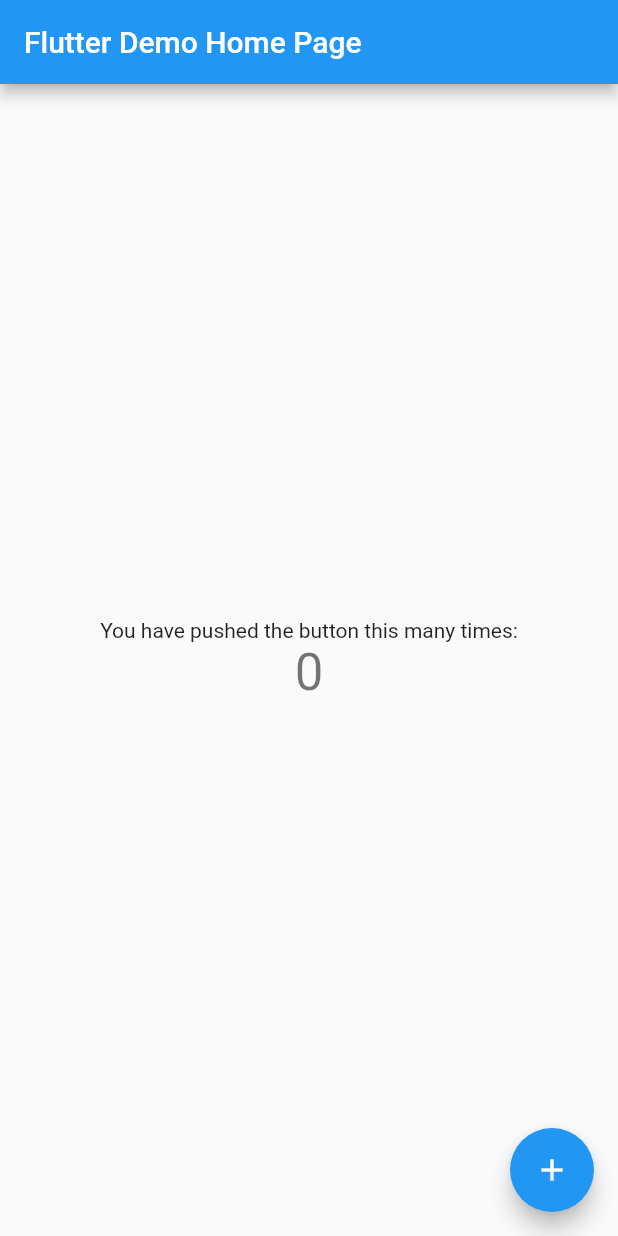
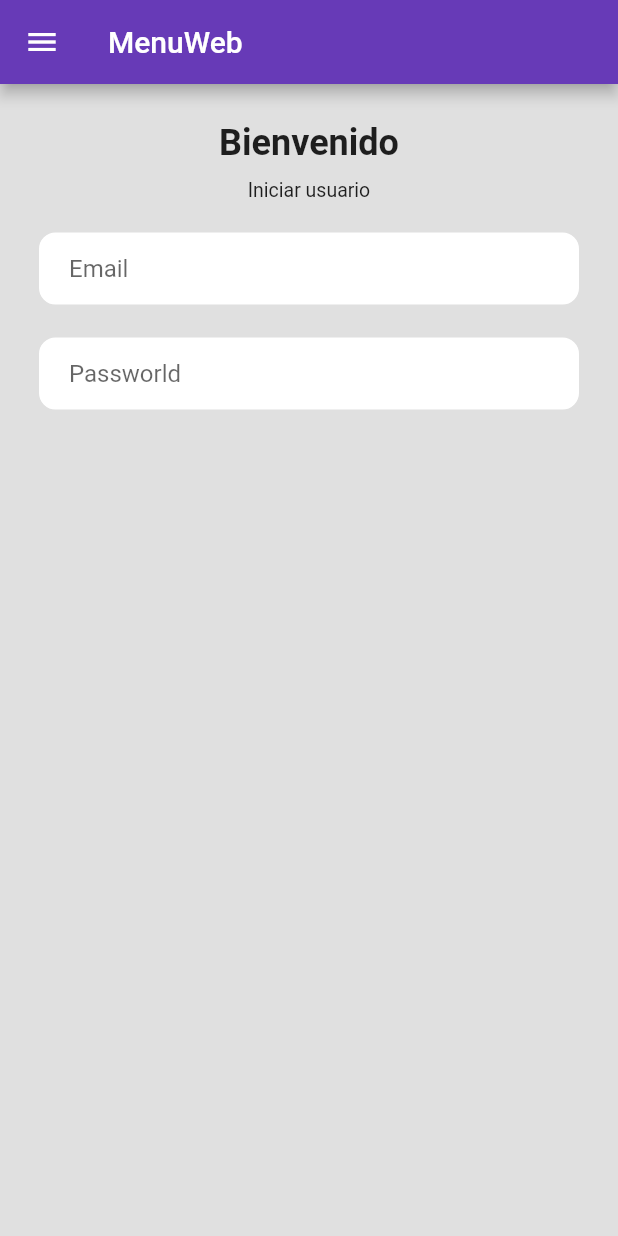
Before and after one commit to AKBiofrost/MenuWebFlutter, a Flutter app: the screen it shows after launch, on a phone screen of 412 x 824 dp. Run offline on Flutter 3.47's test engine with Material 2 defaults, Android fonts, the phone set to English and light mode, and no system bars; drawn by our look-alikes of hidden_drawer_menu; our stand-ins replace firebase_core; accounts and stored records are empty.

Commit message:
esqueleto y login

```diff
--- /dev/null
+++ b/lib/hidden_drawer_menu.dart
@@ -0,0 +1,93 @@
+import 'package:flutter/material.dart';
+import 'package:hidden_drawer_menu/hidden_drawer_menu.dart';
+import 'package:menuweb/src/page/Menu.dart';
+import 'package:menuweb/src/page/first.dart';
+import 'package:menuweb/src/page/home.dart';
+
+void main() => runApp(MyApp());
+
+class MyApp extends StatelessWidget {
+  @override
+  Widget build(BuildContext context) {
+    return MaterialApp(
+      theme: ThemeData(
+        primarySwatch: Colors.deepPurple,
+      ),
+      home: Home(),
+    );
+  }
+}
+
+class HiddenDrawer extends StatefulWidget {
+   const HiddenDrawer({Key? key}) : super(key: key);
+
+  @override
+  State <HiddenDrawer> createState() => _HiddenDrawerState();
+
+}
+
+class _HiddenDrawerState extends State<HiddenDrawer> {
+
+  List<ScreenHiddenDrawer> _page=[];
+
+  void initState(){
+
+    super.initState();
+
+    _page = [
+      ScreenHiddenDrawer(
+        ItemHiddenMenu(
+          name:'MenuWeb ',
+          baseStyle: TextStyle( fontWeight: FontWeight.bold,
+              color: Colors.white
+          ),
+            selectedStyle: TextStyle(),
+          colorLineSelected: Colors.white
+        ),
+        Home(),
+
+      ),
+
+      ScreenHiddenDrawer(
+        ItemHiddenMenu(
+          name:'Menu ',
+          baseStyle: TextStyle( fontWeight: FontWeight.bold,
+              color: Colors.white
+          ),
+          selectedStyle: TextStyle(),
+            colorLineSelected: Colors.white
+        ),
+        Menu(),
+      ),
+      ScreenHiddenDrawer(
+        ItemHiddenMenu(
+          name:'clientes',
+          baseStyle: TextStyle( fontWeight: FontWeight.bold,
+          color: Colors.white
+          ),
+          selectedStyle: TextStyle(),
+            colorLineSelected: Colors.white
+
+        ),
+        FirstPage(),
+      ),
+
+  ];
+    }
+
+  @override
+  Widget build(BuildContext context) {
+
+    return HiddenDrawerMenu(
+        screens: _page,
+        backgroundColorMenu: Colors.deepPurpleAccent.shade400 ,
+        initPositionSelected: 0,
+      slidePercent: 35,
+      contentCornerRadius: 40,
+      boxShadow: [],
+
+    );
+
+  }
+
+  }
--- a/lib/main.dart
+++ b/lib/main.dart
@@ -1,115 +1,20 @@
+
 import 'package:flutter/material.dart';
+import 'package:menuweb/hidden_drawer_menu.dart';
+//import 'package:sidebar/src/pages/home.dart';
 
-void main() {
-  runApp(const MyApp());
-}
+void main() => runApp(MyApp());
 
 class MyApp extends StatelessWidget {
   const MyApp({super.key});
 
-  // This widget is the root of your application.
   @override
   Widget build(BuildContext context) {
     return MaterialApp(
-      title: 'Flutter Demo',
-      theme: ThemeData(
-        // This is the theme of your application.
-        //
-        // Try running your application with "flutter run". You'll see the
-        // application has a blue toolbar. Then, without quitting the app, try
-        // changing the primarySwatch below to Colors.green and then invoke
-        // "hot reload" (press "r" in the console where you ran "flutter run",
-        // or simply save your changes to "hot reload" in a Flutter IDE).
-        // Notice that the counter didn't reset back to zero; the application
-        // is not restarted.
-        primarySwatch: Colors.blue,
-      ),
-      home: const MyHomePage(title: 'Flutter Demo Home Page'),
+        debugShowCheckedModeBanner: false,
+        title: 'Material App',
+        home: HiddenDrawer(),
+        theme: ThemeData(primarySwatch: Colors.deepPurple),
     );
   }
 }
-
-class MyHomePage extends StatefulWidget {
-  const MyHomePage({super.key, required this.title});
-
-  // This widget is the home page of your application. It is stateful, meaning
-  // that it has a State object (defined below) that contains fields that affect
-  // how it looks.
-
-  // This class is the configuration for the state. It holds the values (in this
-  // case the title) provided by the parent (in this case the App widget) and
-  // used by the build method of the State. Fields in a Widget subclass are
-  // always marked "final".
-
-  final String title;
-
-  @override
-  State<MyHomePage> createState() => _MyHomePageState();
-}
-
-class _MyHomePageState extends State<MyHomePage> {
-  int _counter = 0;
-
-  void _incrementCounter() {
-    setState(() {
-      // This call to setState tells the Flutter framework that something has
-      // changed in this State, which causes it to rerun the build method below
-      // so that the display can reflect the updated values. If we changed
-      // _counter without calling setState(), then the build method would not be
-      // called again, and so nothing would appear to happen.
-      _counter++;
-    });
-  }
-
-  @override
-  Widget build(BuildContext context) {
-    // This method is rerun every time setState is called, for instance as done
-    // by the _incrementCounter method above.
-    //
-    // The Flutter framework has been optimized to make rerunning build methods
-    // fast, so that you can just rebuild anything that needs updating rather
-    // than having to individually change instances of widgets.
-    return Scaffold(
-      appBar: AppBar(
-        // Here we take the value from the MyHomePage object that was created by
-        // the App.build method, and use it to set our appbar title.
-        title: Text(widget.title),
-      ),
-      body: Center(
-        // Center is a layout widget. It takes a single child and positions it
-        // in the middle of the parent.
-        child: Column(
-          // Column is also a layout widget. It takes a list of children and
-          // arranges them vertically. By default, it sizes itself to fit its
-          // children horizontally, and tries to be as tall as its parent.
-          //
-          // Invoke "debug painting" (press "p" in the console, choose the
-          // "Toggle Debug Paint" action from the Flutter Inspector in Android
-          // Studio, or the "Toggle Debug Paint" command in Visual Studio Code)
-          // to see the wireframe for each widget.
-          //
-          // Column has various properties to control how it sizes itself and
-          // how it positions its children. Here we use mainAxisAlignment to
-          // center the children vertically; the main axis here is the vertical
-          // axis because Columns are vertical (the cross axis would be
-          // horizontal).
-          mainAxisAlignment: MainAxisAlignment.center,
-          children: <Widget>[
-            const Text(
-              'You have pushed the button this many times:',
-            ),
-            Text(
-              '$_counter',
-              style: Theme.of(context).textTheme.headline4,
-            ),
-          ],
-        ),
-      ),
-      floatingActionButton: FloatingActionButton(
-        onPressed: _incrementCounter,
-        tooltip: 'Increment',
-        child: const Icon(Icons.add),
-      ), // This trailing comma makes auto-formatting nicer for build methods.
-    );
-  }
-}
--- /dev/null
+++ b/lib/src/page/home.dart
@@ -0,0 +1,97 @@
+import 'package:flutter/material.dart';
+
+
+class Home extends StatefulWidget{
+  const Home({Key? key}): super(key:key);
+
+  @override
+  State<Home> createState()=>_HomeState();
+
+}
+
+class _HomeState extends State <Home>{
+
+  @override
+
+  Widget build(BuildContext context){
+
+    return Scaffold(
+        backgroundColor: Colors.grey.shade300,
+        body: SafeArea(
+            child: Center(
+              child: Column(
+                children: [
+                  SizedBox(height: 25,),
+
+                  Text('Bienvenido',
+                    style: TextStyle(
+                      fontWeight: FontWeight.bold,
+                      fontSize: 24,
+                    ),
+                  ),
+                  SizedBox(height: 10,),
+                  Text('Iniciar usuario',
+                    style: TextStyle(
+                      fontWeight: FontWeight.normal,
+                      fontSize: 13,
+                    ),
+                  ),
+                  SizedBox(height: 20,),
+                  Padding(
+                    padding: const EdgeInsets.symmetric(horizontal:25),
+                    child: Container(
+                      decoration: BoxDecoration(
+                        color: Colors.white,
+                        border: Border.all(color:Colors.grey.shade300),
+                        borderRadius: BorderRadius.circular(12),
+                      ),
+                      child:  Padding(
+                        padding: const EdgeInsets.symmetric(horizontal:20.0),
+                        child: TextField(
+                          decoration: InputDecoration(
+                              border: InputBorder.none,
+                              hintText: 'Email'
+                          ),
+                        ),
+                      ),
+
+                    ),
+                  ),
+                  SizedBox(height: 20,),
+                  Padding(
+                    padding: const EdgeInsets.symmetric(horizontal:25),
+                    child: Container(
+                      decoration: BoxDecoration(
+                        color: Colors.white,
+                        border: Border.all(color:Colors.grey.shade300),
+                        borderRadius: BorderRadius.circular(12),
+                      ),
+                      child:  Padding(
+                        padding: const EdgeInsets.symmetric(horizontal:20.0),
+                        child: TextField(
+                          obscureText: true,
+                          decoration: InputDecoration(
+                              border: InputBorder.none,
+                              hintText: 'Passworld'
+                          ),
+                        ),
+                      ),
+
+                    ),
+                  )
+
+
+
+
+
+
+                ],
+              ),
+
+            )
+
+        )
+
+    );
+  }
+}
--- a/pubspec.yaml
+++ b/pubspec.yaml
@@ -33,9 +33,15 @@
     sdk: flutter
 
 
+
+
   # The following adds the Cupertino Icons font to your application.
   # Use with the CupertinoIcons class for iOS style icons.
   cupertino_icons: ^1.0.2
+  css_colors: ^1.0.0
+  hidden_drawer_menu: ^3.0.1
+
+
 
 dev_dependencies:
   flutter_test:
```
Also changed, not shown: lib/src/page/Menu.dart (added, +25 -0 lines), lib/src/page/first.dart (added, +97 -0 lines), lib/src/page/second.dart (added, +13 -0 lines), lib/firebase_options.dart (added), pubspec.lock, 1 other file.
